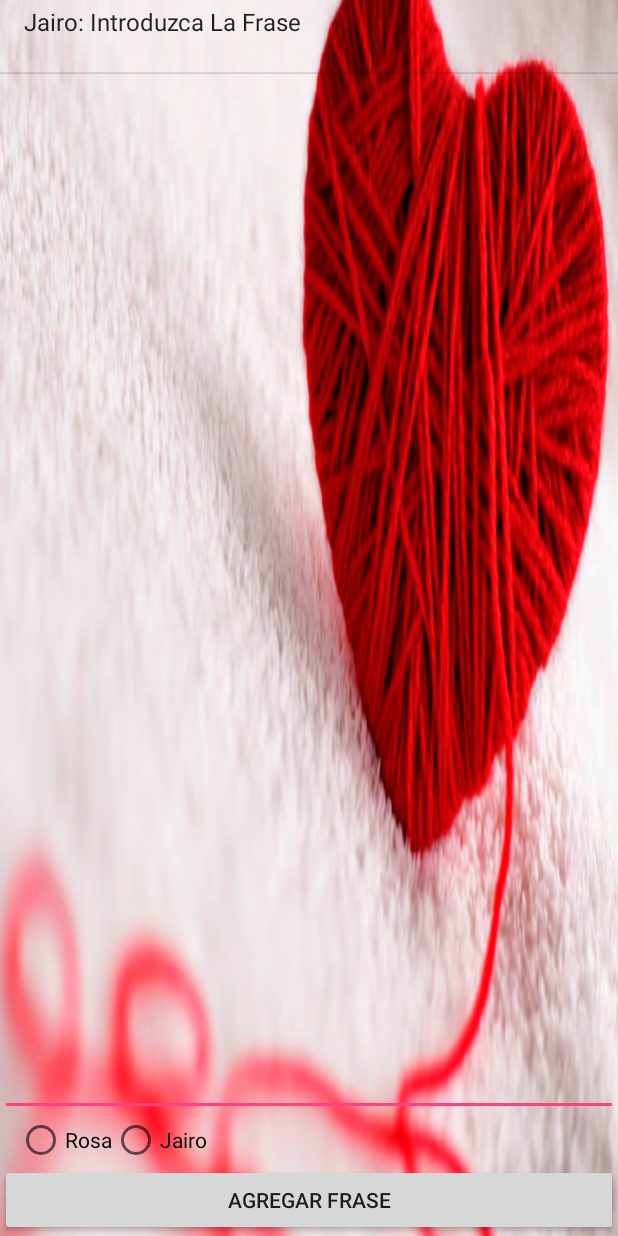
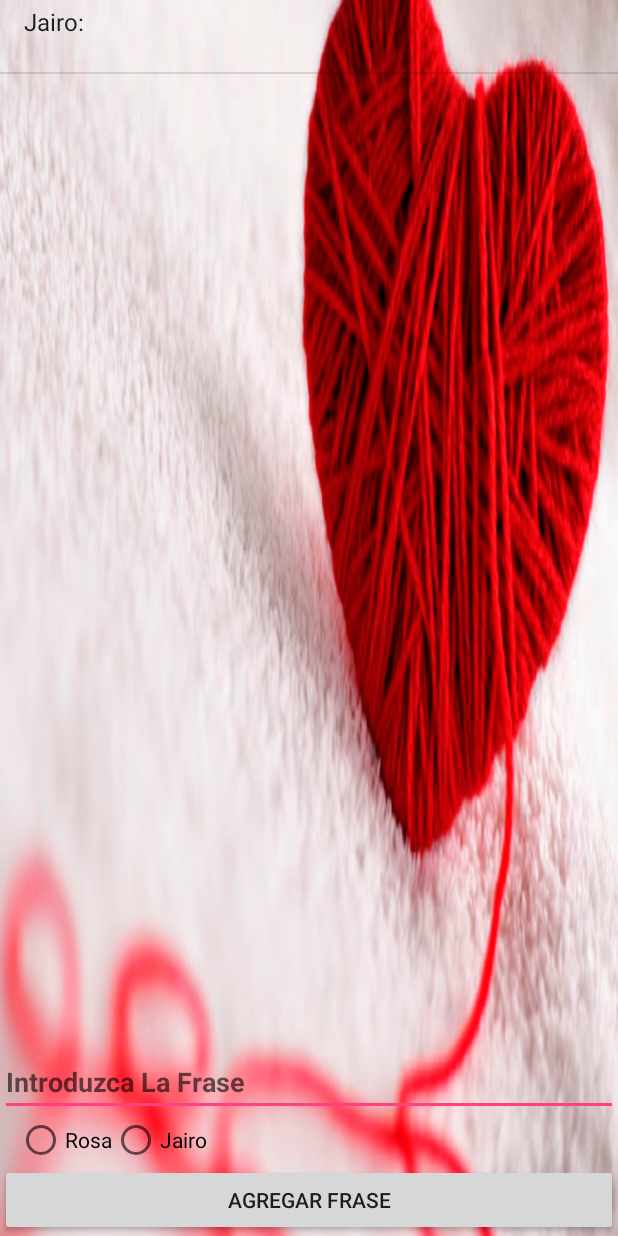
Before and after one commit to Arghentus/ProyectoRosa, an Android app: the FrasesActivity screen opened directly, with no data from a screen before it, after a tap on "AGREGAR FRASE", on a phone screen of 412 x 824 dp. Run offline under Robolectric (Android 15) with nearby library versions, the phone set to English and light mode, and no system bars.

Commit message:
Uses hint in the edit text

```diff
--- a/app/src/main/res/layout/activity_frases.xml
+++ b/app/src/main/res/layout/activity_frases.xml
@@ -33,7 +33,7 @@
         android:fontFamily="sans-serif"
         android:inputType="text"
         android:selectAllOnFocus="false"
-        android:text="@string/btn_frases_text"
+        android:hint="@string/btn_frases_text"
         android:textStyle="bold"
         />
 
```
